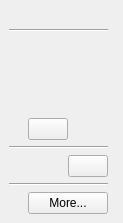
Old version of the form src/lib/other/siteinfowidget.ui in the repository osza-tools/osza-browser.
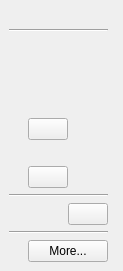
New version of the form.

Commit message: security: per-site canvas and audio fingerprint randomization

What changed in the file:
```diff
--- a/src/lib/other/siteinfowidget.ui
+++ b/src/lib/other/siteinfowidget.ui
@@ -38,7 +38,7 @@
       <property name="rightMargin">
        <number>15</number>
       </property>
-      <item row="8" column="0" colspan="3">
+      <item row="10" column="0" colspan="3">
        <layout class="QHBoxLayout" name="horizontalLayout_3">
         <item>
          <widget class="QLabel" name="protocolHandlerLabel"/>
@@ -65,7 +65,7 @@
         </property>
        </widget>
       </item>
-      <item row="10" column="0" colspan="3">
+      <item row="12" column="0" colspan="3">
        <layout class="QHBoxLayout" name="horizontalLayout_2">
         <property name="spacing">
          <number>6</number>
@@ -111,7 +111,7 @@
         </property>
        </widget>
       </item>
-      <item row="7" column="0" colspan="3">
+      <item row="9" column="0" colspan="3">
        <widget class="Line" name="protocolHandlerLine">
         <property name="orientation">
          <enum>Qt::Horizontal</enum>
@@ -125,7 +125,7 @@
         </property>
        </widget>
       </item>
-      <item row="9" column="0" colspan="3">
+      <item row="11" column="0" colspan="3">
        <widget class="Line" name="line">
         <property name="orientation">
          <enum>Qt::Horizontal</enum>
@@ -152,6 +152,26 @@
         </property>
        </widget>
       </item>
+      <item row="7" column="2">
+       <widget class="QLabel" name="fingerprintLabel">
+        <property name="sizePolicy">
+         <sizepolicy hsizetype="MinimumExpanding" vsizetype="Preferred">
+          <horstretch>0</horstretch>
+          <verstretch>0</verstretch>
+         </sizepolicy>
+        </property>
+       </widget>
+      </item>
+      <item row="8" column="2">
+       <widget class="QPushButton" name="fingerprintButton">
+        <property name="sizePolicy">
+         <sizepolicy hsizetype="Maximum" vsizetype="Fixed">
+          <horstretch>0</horstretch>
+          <verstretch>0</verstretch>
+         </sizepolicy>
+        </property>
+       </widget>
+      </item>
       <item row="0" column="0" colspan="3">
        <widget class="QLabel" name="titleLabel">
         <property name="alignment">
```
The commit also changes 15 other files.
